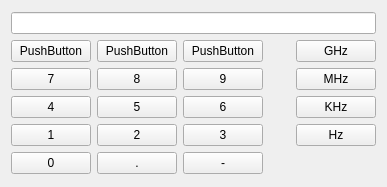
This is formvirtualkeyboard.ui in LEmbedder/qwigdets-app as Qt 5 draws it before an edit. The edited form follows.
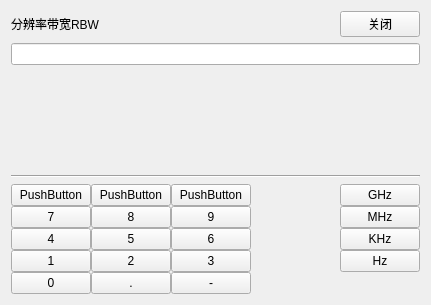
This is the edited form.

What changed in the file:
```diff
--- a/formvirtualkeyboard.ui
+++ b/formvirtualkeyboard.ui
@@ -6,83 +6,80 @@
    <rect>
     <x>0</x>
     <y>0</y>
-    <width>387</width>
-    <height>187</height>
+    <width>431</width>
+    <height>305</height>
    </rect>
   </property>
   <property name="windowTitle">
    <string>Form</string>
   </property>
+  <layout class="QVBoxLayout" name="verticalLayout_3">
+   <item>
   <layout class="QVBoxLayout" name="verticalLayout_2">
+     <item>
+      <layout class="QHBoxLayout" name="horizontalLayout">
+       <item>
+        <widget class="QLabel" name="label">
+         <property name="text">
+          <string>分辨率带宽RBW</string>
+         </property>
+        </widget>
+       </item>
+       <item>
+        <spacer name="horizontalSpacer_3">
+         <property name="orientation">
+          <enum>Qt::Horizontal</enum>
+         </property>
+         <property name="sizeHint" stdset="0">
+          <size>
+           <width>40</width>
+           <height>20</height>
+          </size>
+         </property>
+        </spacer>
+       </item>
+       <item>
+        <widget class="QPushButton" name="pushButton_20">
+         <property name="text">
+          <string>关闭</string>
+         </property>
+        </widget>
+       </item>
+      </layout>
+     </item>
    <item>
     <layout class="QVBoxLayout" name="verticalLayout">
      <item>
       <widget class="QLineEdit" name="lineEdit"/>
      </item>
      <item>
-      <layout class="QGridLayout" name="gridLayout">
-       <item row="2" column="3">
-        <spacer name="horizontalSpacer_2">
+        <spacer name="verticalSpacer">
          <property name="orientation">
-          <enum>Qt::Horizontal</enum>
+          <enum>Qt::Vertical</enum>
          </property>
          <property name="sizeHint" stdset="0">
           <size>
-           <width>40</width>
-           <height>20</height>
+           <width>20</width>
+           <height>40</height>
           </size>
          </property>
         </spacer>
        </item>
-       <item row="4" column="1">
-        <widget class="QPushButton" name="pushButton_13">
-         <property name="text">
-          <string>2</string>
+       <item>
+        <widget class="Line" name="line">
+         <property name="orientation">
+          <enum>Qt::Horizontal</enum>
          </property>
         </widget>
        </item>
-       <item row="3" column="0">
-        <widget class="QPushButton" name="pushButton_11">
-         <property name="text">
-          <string>4</string>
+       <item>
+        <layout class="QGridLayout" name="gridLayout" rowstretch="0,0,0,0,5,0">
+         <property name="sizeConstraint">
+          <enum>QLayout::SetDefaultConstraint</enum>
          </property>
-        </widget>
-       </item>
-       <item row="4" column="2">
-        <widget class="QPushButton" name="pushButton_14">
-         <property name="text">
-          <string>3</string>
+         <property name="spacing">
+          <number>0</number>
          </property>
-        </widget>
-       </item>
-       <item row="5" column="1">
-        <widget class="QPushButton" name="pushButton_16">
-         <property name="text">
-          <string>.</string>
-         </property>
-        </widget>
-       </item>
-       <item row="3" column="1">
-        <widget class="QPushButton" name="pushButton_10">
-         <property name="text">
-          <string>5</string>
-         </property>
-        </widget>
-       </item>
-       <item row="3" column="2">
-        <widget class="QPushButton" name="pushButton_12">
-         <property name="text">
-          <string>6</string>
-         </property>
-        </widget>
-       </item>
-       <item row="5" column="0">
-        <widget class="QPushButton" name="pushButton_15">
-         <property name="text">
-          <string>0</string>
-         </property>
-        </widget>
-       </item>
        <item row="5" column="2">
         <widget class="QPushButton" name="pushButton_17">
          <property name="text">
@@ -90,6 +87,20 @@
          </property>
         </widget>
        </item>
+         <item row="5" column="0">
+          <widget class="QPushButton" name="pushButton_15">
+           <property name="text">
+            <string>0</string>
+           </property>
+          </widget>
+         </item>
+         <item row="3" column="2">
+          <widget class="QPushButton" name="pushButton_12">
+           <property name="text">
+            <string>6</string>
+           </property>
+          </widget>
+         </item>
        <item row="0" column="1">
         <widget class="QPushButton" name="pushButton_2">
          <property name="text">
@@ -97,18 +108,23 @@
          </property>
         </widget>
        </item>
-       <item row="4" column="0">
-        <widget class="QPushButton" name="pushButton_3">
-         <property name="text">
-          <string>1</string>
-         </property>
-        </widget>
-       </item>
        <item row="0" column="0">
         <widget class="QPushButton" name="pushButton">
          <property name="text">
           <string>PushButton</string>
          </property>
+           <property name="iconSize">
+            <size>
+             <width>30</width>
+             <height>16</height>
+            </size>
+           </property>
+           <property name="autoDefault">
+            <bool>false</bool>
+           </property>
+           <property name="default">
+            <bool>false</bool>
+           </property>
         </widget>
        </item>
        <item row="2" column="1">
@@ -118,13 +134,6 @@
          </property>
         </widget>
        </item>
-       <item row="2" column="0">
-        <widget class="QPushButton" name="pushButton_7">
-         <property name="text">
-          <string>7</string>
-         </property>
-        </widget>
-       </item>
        <item row="2" column="2">
         <widget class="QPushButton" name="pushButton_8">
          <property name="text">
@@ -139,6 +148,35 @@
          </property>
         </widget>
        </item>
+         <item row="4" column="0">
+          <widget class="QPushButton" name="pushButton_3">
+           <property name="text">
+            <string>1</string>
+           </property>
+          </widget>
+         </item>
+         <item row="2" column="0">
+          <widget class="QPushButton" name="pushButton_7">
+           <property name="styleSheet">
+            <string notr="true"/>
+           </property>
+           <property name="text">
+            <string>7</string>
+           </property>
+           <property name="iconSize">
+            <size>
+             <width>16</width>
+             <height>16</height>
+            </size>
+           </property>
+           <property name="autoDefault">
+            <bool>false</bool>
+           </property>
+           <property name="flat">
+            <bool>false</bool>
+           </property>
+          </widget>
+         </item>
        <item row="0" column="3">
         <spacer name="horizontalSpacer">
          <property name="orientation">
@@ -166,19 +204,69 @@
          </property>
         </widget>
        </item>
-       <item row="0" column="4">
-        <widget class="QPushButton" name="pushButton_5">
-         <property name="text">
-          <string>GHz</string>
-         </property>
-        </widget>
-       </item>
        <item row="3" column="4">
         <widget class="QPushButton" name="pushButton_18">
          <property name="text">
           <string>KHz</string>
          </property>
         </widget>
+         </item>
+         <item row="0" column="4">
+          <widget class="QPushButton" name="pushButton_5">
+           <property name="text">
+            <string>GHz</string>
+           </property>
+          </widget>
+         </item>
+         <item row="4" column="1">
+          <widget class="QPushButton" name="pushButton_13">
+           <property name="text">
+            <string>2</string>
+           </property>
+          </widget>
+         </item>
+         <item row="3" column="0">
+          <widget class="QPushButton" name="pushButton_11">
+           <property name="text">
+            <string>4</string>
+           </property>
+          </widget>
+         </item>
+         <item row="2" column="3">
+          <spacer name="horizontalSpacer_2">
+           <property name="orientation">
+            <enum>Qt::Horizontal</enum>
+           </property>
+           <property name="sizeHint" stdset="0">
+            <size>
+             <width>40</width>
+             <height>20</height>
+            </size>
+           </property>
+          </spacer>
+         </item>
+         <item row="4" column="2">
+          <widget class="QPushButton" name="pushButton_14">
+           <property name="text">
+            <string>3</string>
+           </property>
+          </widget>
+         </item>
+         <item row="5" column="1">
+          <widget class="QPushButton" name="pushButton_16">
+           <property name="text">
+            <string>.</string>
+           </property>
+          </widget>
+         </item>
+         <item row="3" column="1">
+          <widget class="QPushButton" name="pushButton_10">
+           <property name="text">
+            <string>5</string>
+           </property>
+          </widget>
+         </item>
+        </layout>
        </item>
       </layout>
      </item>
```
Lines whose indentation alone changed are shown as unchanged.
